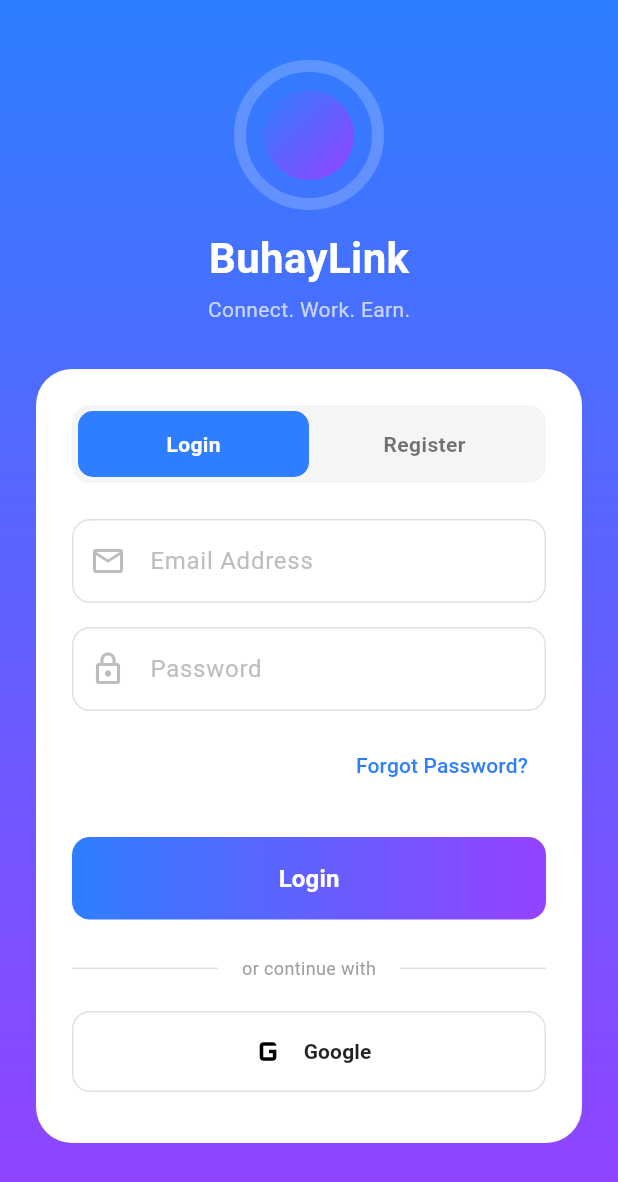
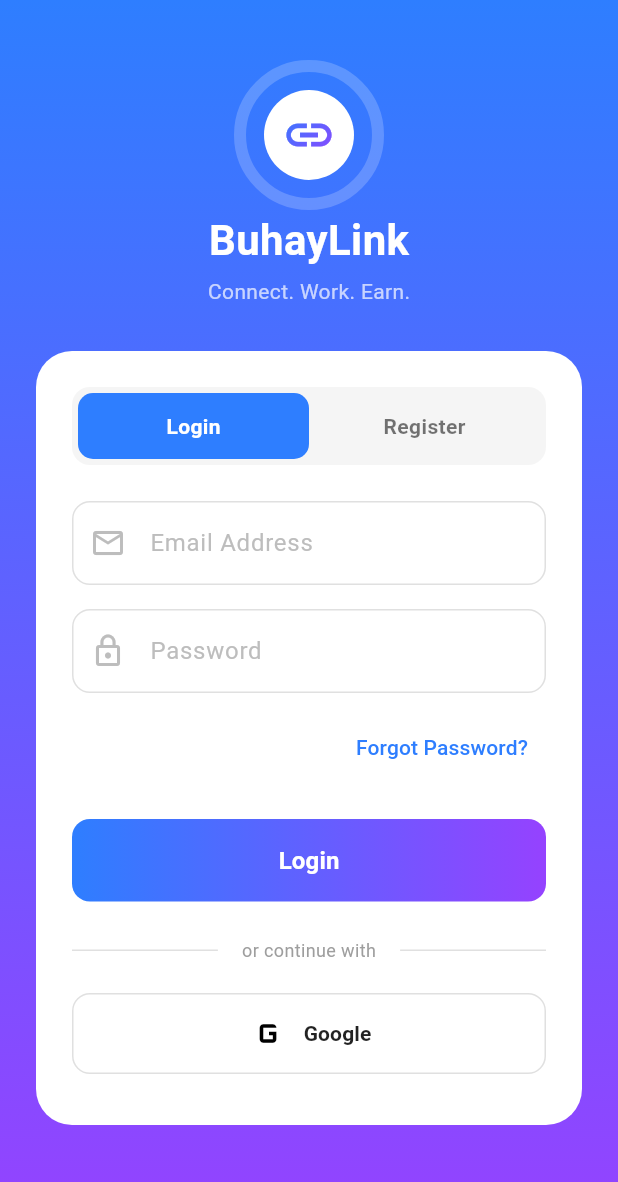
Before and after one commit to Nakauli/BuhayLink, a Flutter app: the screen it shows after launch, on a phone screen of 412 x 824 dp. Shown: the top 1182 px of the screen. Run offline on Flutter 3.47's test engine with Material 3 defaults, Android fonts, the light colour scheme and no system bars; our stand-ins replace cloud_firestore, firebase_auth, firebase_core, image_picker; accounts and stored records are empty.

Commit message:
Fix: Add navigation to Dashboard upon successful login

```diff
--- a/lib/features/auth/presentation/pages/login_page.dart
+++ b/lib/features/auth/presentation/pages/login_page.dart
@@ -1,5 +1,8 @@
+import 'package:buhay_link/features/home/presentation/pages/dashboard_page.dart';
 import 'package:flutter/material.dart';
 import '../../data/auth_service.dart';
+
+
 
 class LoginPage extends StatefulWidget {
   const LoginPage({super.key});
@@ -26,11 +29,13 @@
 
     try {
       if (isLogin) {
+        // Login Logic
         await _authService.signIn(
           email: _emailController.text.trim(),
           password: _passwordController.text.trim(),
         );
       } else {
+        // Register Logic
         await _authService.signUp(
           username: _fullNameController.text.trim(),
           email: _emailController.text.trim(),
@@ -39,8 +44,15 @@
       }
 
       if (mounted) {
-         ScaffoldMessenger.of(context).showSnackBar(
+        // 1. Show Success Message
+        ScaffoldMessenger.of(context).showSnackBar(
           const SnackBar(content: Text("Success! Welcome.")),
+        );
+
+        // 2. NAVIGATE TO DASHBOARD (This is what you were missing!)
+        Navigator.pushReplacement(
+          context,
+          MaterialPageRoute(builder: (context) => const DashboardPage()),
         );
       }
     } catch (e) {
@@ -88,15 +100,27 @@
                     height: 60,
                     decoration: const BoxDecoration(
                       shape: BoxShape.circle,
-                      gradient: LinearGradient(
-                        colors: [Color(0xFF2E7EFF), Color(0xFF9542FF)],
-                        begin: Alignment.topLeft,
-                        end: Alignment.bottomRight,
+                      color: Colors.white, // White background for the circle
+                    ),
+                    child: Center(
+                      // Gradient Icon Logic using ShaderMask
+                      child: ShaderMask(
+                        shaderCallback: (Rect bounds) {
+                          return const LinearGradient(
+                            colors: [Color(0xFF2E7EFF), Color(0xFF9542FF)],
+                            begin: Alignment.topLeft,
+                            end: Alignment.bottomRight,
+                          ).createShader(bounds);
+                        },
+                        child: const Icon(
+                          Icons.link, // The Link Icon representing "BuhayLink"
+                          size: 36,
+                          color: Colors.white, // This color is ignored by the ShaderMask but required
+                        ),
                       ),
                     ),
                   ),
                 ),
-                const SizedBox(height: 12),
 
                 // --- APP NAME UPDATED HERE ---
                 const Text("BuhayLink", style: TextStyle(fontSize: 28, fontWeight: FontWeight.bold, color: Colors.white)),
```
